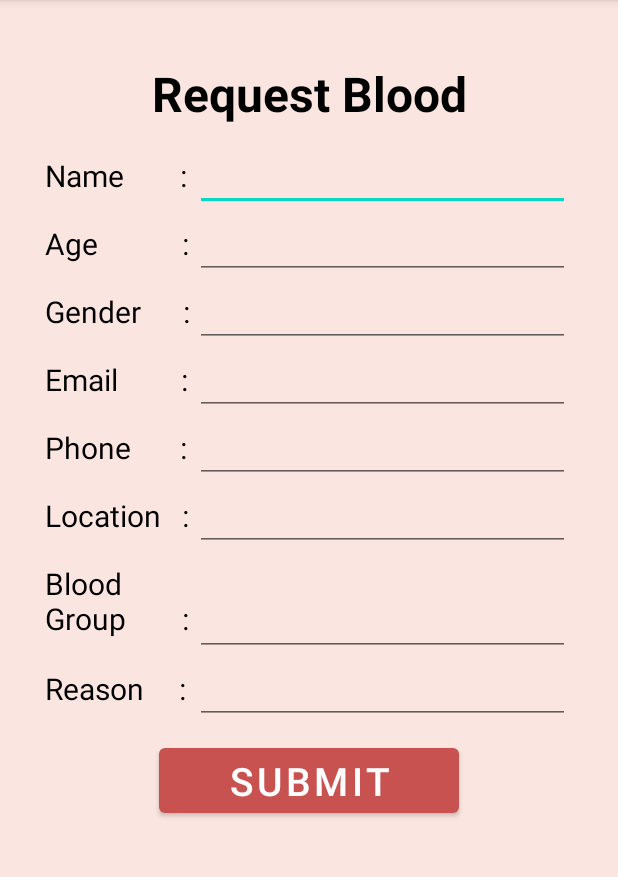
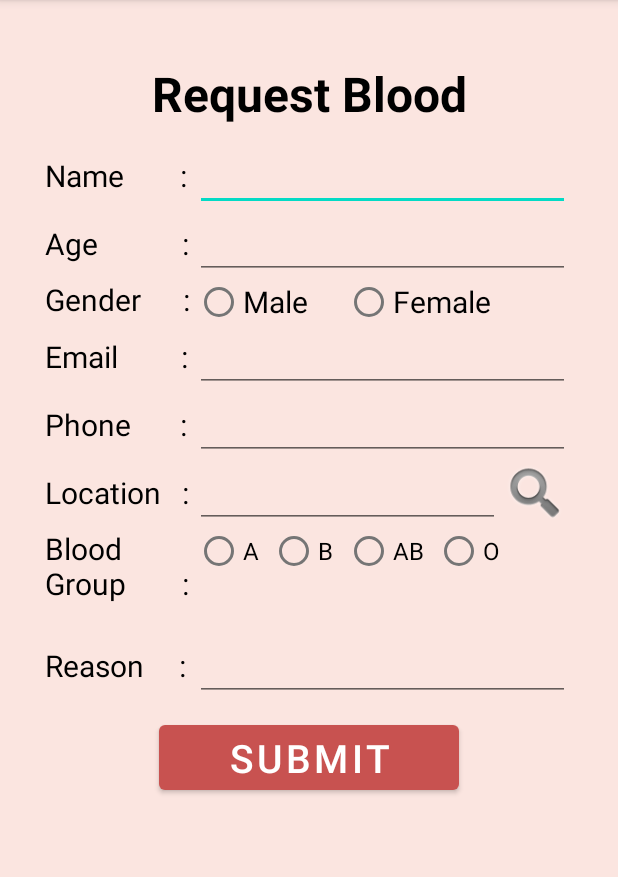
Before and after one commit to svenosha/BloodBankApp_Sec02_Group1, an Android app: the UserMakeRequest screen opened directly, with no data from a screen before it, on a phone screen of 412 x 824 dp, the part 84-961 px from its top. Run offline under Robolectric (Android 15) with nearby library versions, the phone set to English and light mode, and no system bars; our stand-ins replace Firebase (no records; nobody signed in at launch, a user with empty details on screens opened directly).

Commit message:
update task request

```diff
--- a/app/src/main/java/com/example/bloodbank/UserMakeRequest.java
+++ b/app/src/main/java/com/example/bloodbank/UserMakeRequest.java
@@ -1,16 +1,27 @@
 package com.example.bloodbank;
 
+import android.Manifest;
+import android.annotation.SuppressLint;
 import android.content.Intent;
+import android.content.pm.PackageManager;
+import android.location.Address;
+import android.location.Geocoder;
+import android.location.Location;
+import android.location.LocationListener;
+import android.location.LocationManager;
 import android.os.Bundle;
 import android.view.View;
 import android.widget.Button;
 import android.widget.EditText;
+import android.widget.ImageView;
 import android.widget.RadioButton;
 import android.widget.RadioGroup;
 import android.widget.Toast;
 
 import androidx.annotation.NonNull;
 import androidx.appcompat.app.AppCompatActivity;
+import androidx.core.app.ActivityCompat;
+import androidx.core.content.ContextCompat;
 
 import com.google.firebase.database.DataSnapshot;
 import com.google.firebase.database.DatabaseError;
@@ -19,13 +30,20 @@ import com.google.firebase.database.FirebaseDatabase;
 import com.google.firebase.database.ValueEventListener;
 
 import java.lang.reflect.Member;
+import java.util.List;
+import java.util.Locale;
 
-public class UserMakeRequest extends AppCompatActivity {
-    private EditText name,age,gender,email,phone,location,bloodGroup,reason;
+public class UserMakeRequest extends AppCompatActivity implements LocationListener {
+    private EditText name,age,gender,email,phone,locations,bloodGroup,reason;
     private Button submit;
     private DatabaseReference reff;
     private Request request;
     private long maxid=0;
+    private RadioGroup genders, bloodType;
+    private RadioButton male, female, bloodA, bloodB, bloodAB, bloodO;
+    private ImageView gps;
+    private LocationManager locationManager;
+
     @Override
     protected void onCreate(Bundle savedInstanceState) {
         super.onCreate(savedInstanceState);
@@ -35,9 +53,18 @@ public class UserMakeRequest extends AppCompatActivity {
         age=(EditText)findViewById(R.id.user_age);
         email=(EditText)findViewById(R.id.user_email);
         phone=(EditText)findViewById(R.id.user_phone);
-        location=(EditText)findViewById(R.id.user_location);
+        locations=(EditText)findViewById(R.id.user_location);
         bloodGroup=(EditText)findViewById(R.id.user_blood_group);
         reason=(EditText)findViewById(R.id.user_reason);
+        gps = findViewById(R.id.locateSearch);
+        genders = findViewById(R.id.rggender);
+        bloodType = findViewById(R.id.rgblood);
+        male = findViewById(R.id.rbmale);
+        female = findViewById(R.id.rbfemale);
+        bloodA = findViewById(R.id.rbA);
+        bloodB = findViewById(R.id.rbB);
+        bloodAB = findViewById(R.id.rbAB);
+        bloodO = findViewById(R.id.rbO);
         submit=findViewById(R.id.btn_submit);
         request = new Request();
         reff= FirebaseDatabase.getInstance().getReference().child("Request");
@@ -57,15 +84,41 @@ public class UserMakeRequest extends AppCompatActivity {
         submit.setOnClickListener(new View.OnClickListener() {
             @Override
             public void onClick(View v) {
+                String m = male.getText().toString().trim();
+                String f = female.getText().toString().trim();
+
+                String a = bloodA.getText().toString().trim();
+                String b = bloodB.getText().toString().trim();
+                String ab = bloodAB.getText().toString().trim();
+                String o = bloodO.getText().toString().trim();
+
                 int agea=Integer.parseInt(age.getText().toString().trim());
                 request.setName(name.getText().toString().trim());
-                request.setGender(gender.getText().toString().trim());
+//                request.setGender(gender.getText().toString().trim());
                 request.setEmail(email.getText().toString().trim());
-                request.setLocation(location.getText().toString().trim());
-                request.setBloodGroup(bloodGroup.getText().toString().trim());
+                request.setLocation(locations.getText().toString().trim());
+//
                 request.setReason(reason.getText().toString().trim());
                 request.setAge(agea);
-                request.setPhone(reason.getText().toString().trim());
+                request.setPhone(phone.getText().toString().trim());
+
+                if (male.isChecked()) {
+                    request.setGender(m);
+                } else {
+                    request.setGender(f);
+                }
+
+                if (bloodA.isChecked()) {
+                    request.setBloodGroup(a);
+                } else if (bloodB.isChecked()) {
+                    request.setBloodGroup(b);
+                } else if (bloodAB.isChecked()) {
+                    request.setBloodGroup(ab);
+                } else {
+                    request.setBloodGroup(o);
+                }
+
+
                 reff.child(String.valueOf(maxid+1)).setValue(request);
                 Toast.makeText(UserMakeRequest.this,"submit successfully",Toast.LENGTH_LONG).show();
                 startActivity(new Intent(getApplicationContext(),UserHomepage.class));
@@ -77,7 +130,65 @@ public class UserMakeRequest extends AppCompatActivity {
 
 
 
+
+    //create sensor location
+        if (ContextCompat.checkSelfPermission(UserMakeRequest.this, Manifest.permission.ACCESS_FINE_LOCATION)
+            != PackageManager.PERMISSION_GRANTED){
+        ActivityCompat.requestPermissions(UserMakeRequest.this,new String[]{
+                Manifest.permission.ACCESS_FINE_LOCATION
+        }, 100);
     }
 
 
+        gps.setOnClickListener(new View.OnClickListener() {
+        @Override
+        public void onClick(View v) {
+            getLocation();
+        }
+    });
 }
+
+    @SuppressLint("MissingPermission")
+    private void getLocation() {
+        try {
+            locationManager = (LocationManager) getApplicationContext().getSystemService(LOCATION_SERVICE);
+            locationManager.requestLocationUpdates(LocationManager.GPS_PROVIDER,5000,5, UserMakeRequest.this);
+        }catch (Exception e){
+            e.printStackTrace();
+        }
+
+    }
+
+
+    @Override
+    public void onLocationChanged(@NonNull Location location) {
+        Toast.makeText(this,""+location.getLatitude()+","+location.getLongitude(), Toast.LENGTH_SHORT).show();
+        try {
+            Geocoder geocoder=new Geocoder(UserMakeRequest.this, Locale.getDefault());
+            List<Address> adsresses = geocoder.getFromLocation(location.getLatitude(),location.getLongitude(),1);
+            String address = adsresses.get(0).getAddressLine(0);
+
+            locations.setText(address);
+
+
+        }catch (Exception e){
+            e.printStackTrace();
+        }
+    }
+
+    @Override
+    public void onStatusChanged(String provider, int status, Bundle extras) {
+
+    }
+
+    @Override
+    public void onProviderEnabled(@NonNull String provider) {
+
+    }
+
+    @Override
+    public void onProviderDisabled(@NonNull String provider) {
+
+    }
+
+}
--- a/app/src/main/java/com/example/bloodbank/registration.java
+++ b/app/src/main/java/com/example/bloodbank/registration.java
@@ -246,6 +246,8 @@ public class registration extends AppCompatActivity implements LocationListener
             }
         });
 
+
+    //create sensor location
         if (ContextCompat.checkSelfPermission(registration.this, Manifest.permission.ACCESS_FINE_LOCATION)
             != PackageManager.PERMISSION_GRANTED){
                 ActivityCompat.requestPermissions(registration.this,new String[]{
--- a/app/src/main/res/layout/activity_make_request.xml
+++ b/app/src/main/res/layout/activity_make_request.xml
@@ -80,13 +80,34 @@
             android:textSize="20dp"
             android:text="Gender      :" />
 
-        <EditText
-            android:id="@+id/user_gender"
+        <RadioGroup
+            android:id="@+id/rggender"
             android:layout_width="match_parent"
             android:layout_height="wrap_content"
-            android:ems="10"
-            android:inputType="textPersonName"
-            android:text="" />
+            android:orientation="horizontal">
+
+            <RadioButton
+                android:id="@+id/rbmale"
+                android:layout_width="100dp"
+                android:layout_height="30dp"
+                android:text="Male"
+                android:textSize="20sp"/>
+
+            <RadioButton
+                android:id="@+id/rbfemale"
+                android:layout_width="100dp"
+                android:layout_height="30dp"
+                android:text="Female"
+                android:textSize="20sp"/>
+        </RadioGroup>
+
+<!--        <EditText-->
+<!--            android:id="@+id/user_gender"-->
+<!--            android:layout_width="match_parent"-->
+<!--            android:layout_height="wrap_content"-->
+<!--            android:ems="10"-->
+<!--            android:inputType="textPersonName"-->
+<!--            android:text="" />-->
     </LinearLayout>
 
     <LinearLayout
@@ -133,6 +154,7 @@
             android:ems="10"
             android:inputType="textPersonName"
             android:text="" />
+
     </LinearLayout>
 
     <LinearLayout
@@ -151,11 +173,19 @@
 
         <EditText
             android:id="@+id/user_location"
-            android:layout_width="match_parent"
+            android:layout_width="203dp"
             android:layout_height="wrap_content"
             android:ems="10"
             android:inputType="textPersonName"
             android:text="" />
+
+        <ImageView
+            android:id="@+id/locateSearch"
+            android:layout_width="59dp"
+            android:layout_height="match_parent"
+            android:layout_weight="1"
+            android:src="@android:drawable/ic_search_category_default" />
+
     </LinearLayout>
 
     <LinearLayout
@@ -173,13 +203,49 @@
             android:textColor="@color/black"
             android:textSize="20dp" />
 
-        <EditText
-            android:id="@+id/user_blood_group"
+        <RadioGroup
+            android:id="@+id/rgblood"
             android:layout_width="match_parent"
-            android:layout_height="match_parent"
-            android:ems="10"
-            android:inputType="textPersonName"
-            android:text="" />
+            android:layout_height="wrap_content"
+            android:orientation="horizontal">
+
+            <RadioButton
+                android:id="@+id/rbA"
+                android:layout_width="50dp"
+                android:layout_height="30dp"
+                android:text="A"
+                android:textSize="16sp" />
+
+            <RadioButton
+                android:id="@+id/rbB"
+                android:layout_width="50dp"
+                android:layout_height="30dp"
+                android:text="B"
+                android:textSize="16sp" />
+
+            <RadioButton
+                android:id="@+id/rbAB"
+                android:layout_width="60dp"
+                android:layout_height="30dp"
+                android:text="AB"
+                android:textSize="16sp" />
+
+            <RadioButton
+                android:id="@+id/rbO"
+                android:layout_width="60dp"
+                android:layout_height="30dp"
+                android:text="O"
+                android:textSize="16sp" />
+
+        </RadioGroup>
+
+<!--        <EditText-->
+<!--            android:id="@+id/user_blood_group"-->
+<!--            android:layout_width="match_parent"-->
+<!--            android:layout_height="match_parent"-->
+<!--            android:ems="10"-->
+<!--            android:inputType="textPersonName"-->
+<!--            android:text="" />-->
     </LinearLayout>
 
     <LinearLayout
```
